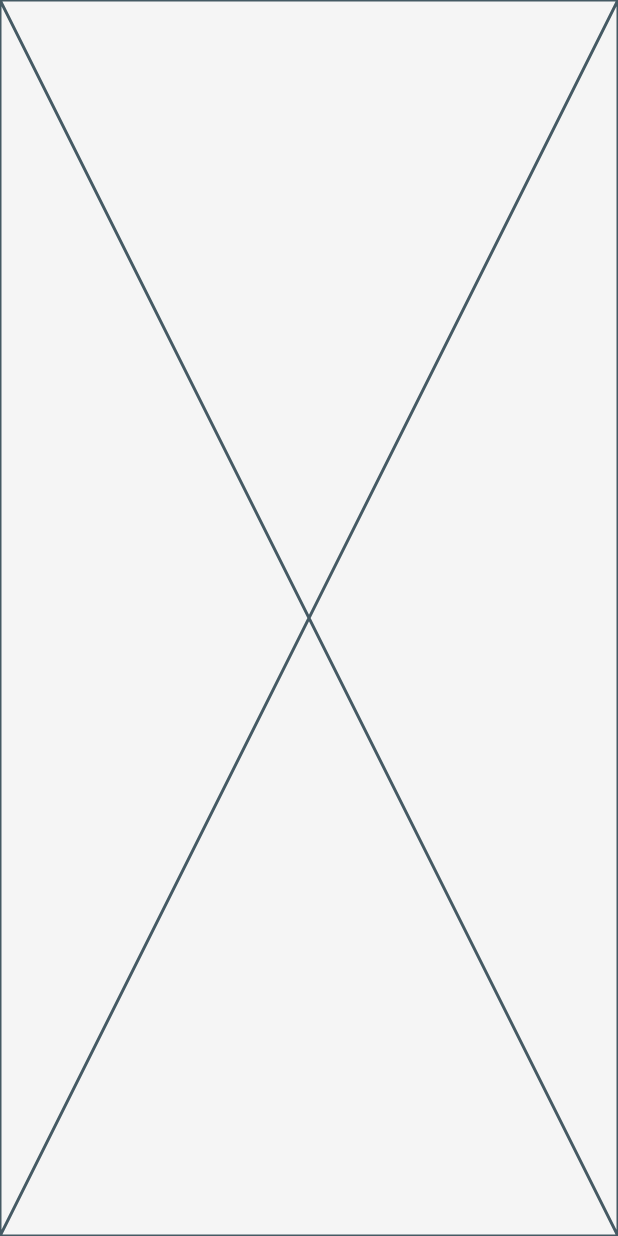
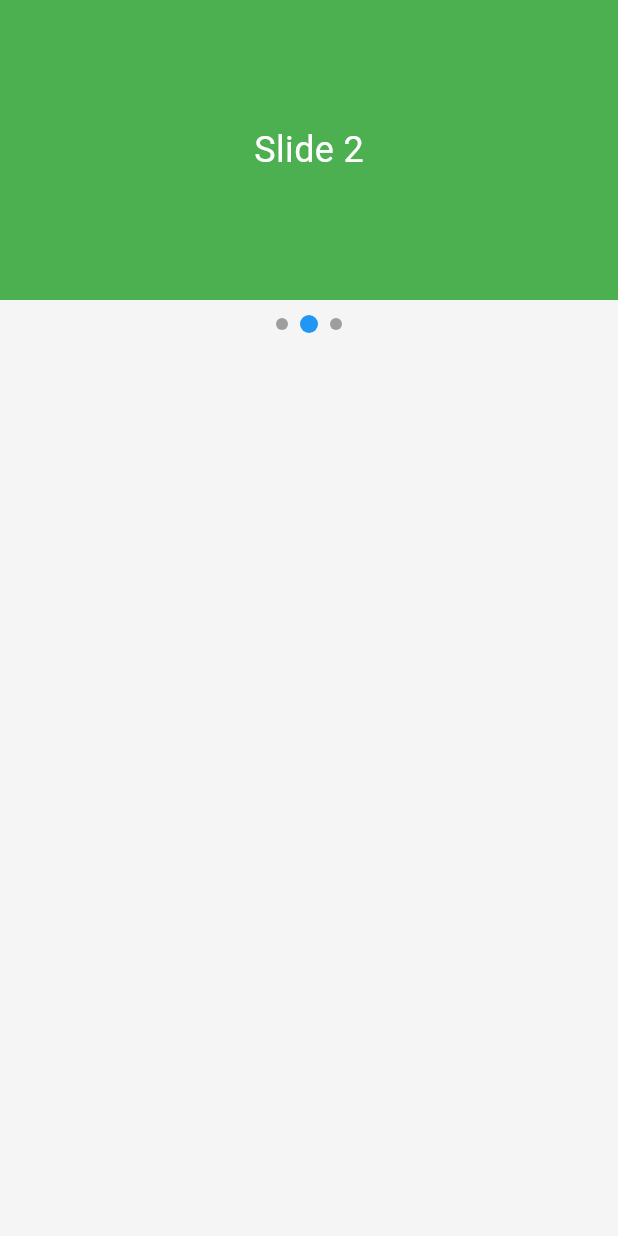
Before and after one commit to CodeSignificant/errorfit_frontend, a Flutter app: the screen it shows after launch, on a phone screen of 412 x 824 dp. Run offline on Flutter 3.47's test engine with Material 3 defaults, Android fonts, the phone set to English and light mode, and no system bars; our stand-ins replace cached_network_image, device_info_plus, flutter_dotenv, flutter_svg, get, lottie and 3 more; Roboto replaces fonts that are missing (Poppins).

Commit message:
lap-battery issue

```diff
--- a/lib/config/api/api_sheet.dart
+++ b/lib/core/network/api/api_sheet.dart
@@ -1,5 +1,4 @@
-import '../environments/config.dart';
-
+import '../../../config/environments/config.dart';
 class ApiSheet {
   static final auth = AuthApi();
 }
--- /dev/null
+++ b/lib/core/network/repo/auth/auth_repo.dart
@@ -0,0 +1 @@
+import 'package:flutter/material.dart';
--- /dev/null
+++ b/lib/core/widgets/my_carousel.dart
@@ -0,0 +1,86 @@
+import 'dart:async';
+import 'package:flutter/material.dart';
+
+class MyCarousel extends StatefulWidget {
+  final List<Widget> items;
+  final Duration autoScrollDuration;
+  final double height;
+
+  const MyCarousel({
+    super.key,
+    required this.items,
+    this.autoScrollDuration = const Duration(seconds: 3),
+    this.height = 200,
+  });
+
+  @override
+  State<MyCarousel> createState() => _MyCarouselState();
+}
+
+class _MyCarouselState extends State<MyCarousel> {
+  late final Timer _timer;
+  int _currentIndex = 0;
+
+  @override
+  void initState() {
+    super.initState();
+    _startAutoScroll();
+  }
+
+  void _startAutoScroll() {
+    _timer = Timer.periodic(widget.autoScrollDuration, (_) {
+      setState(() {
+        _currentIndex = (_currentIndex + 1) % widget.items.length;
+      });
+    });
+  }
+
+  void _goToPage(int index) {
+    setState(() {
+      _currentIndex = index;
+    });
+  }
+
+  @override
+  void dispose() {
+    _timer.cancel();
+    super.dispose();
+  }
+
+  @override
+  Widget build(BuildContext context) {
+    return Column(
+      children: [
+        AnimatedSwitcher(
+          duration: const Duration(milliseconds: 500),
+          child: SizedBox(
+            key: ValueKey(_currentIndex),
+            height: widget.height,
+            width: double.infinity,
+            child: widget.items[_currentIndex],
+          ),
+        ),
+        const SizedBox(height: 10),
+        Row(
+          mainAxisAlignment: MainAxisAlignment.center,
+          children: List.generate(widget.items.length, (index) {
+            final isActive = index == _currentIndex;
+            return GestureDetector(
+              onTap: () => _goToPage(index),
+              child: AnimatedContainer(
+                duration: const Duration(milliseconds: 300),
+                margin: const EdgeInsets.symmetric(horizontal: 4),
+                width: isActive ? 12 : 8,
+                height: isActive ? 12 : 8,
+                decoration: BoxDecoration(
+                  shape: BoxShape.circle,
+                  color: isActive ? Colors.blue : Colors.grey,
+                ),
+              ),
+            );
+          }),
+        ),
+      ],
+    );
+  }
+}
--- a/lib/features/home/landing/landing_mobile.dart
+++ b/lib/features/home/landing/landing_mobile.dart
@@ -1,5 +1,7 @@
 import 'package:error_fit/features/home/landing/landing_controller.dart';
 import 'package:flutter/material.dart';
+
+import '../../../core/widgets/my_carousel.dart';
 
 class LandingMobile extends StatefulWidget {
   final LandingController control;
@@ -12,6 +14,24 @@ class LandingMobile extends StatefulWidget {
 class _LandingMobileState extends State<LandingMobile> {
   @override
   Widget build(BuildContext context) {
-    return const Placeholder();
+    return Column(
+      crossAxisAlignment: CrossAxisAlignment.stretch,
+      children: [
+        MyCarousel(
+          autoScrollDuration: Duration(seconds: 4),
+          items: [
+            ColoredBox(color: Colors.red,
+                child: Center(child: Text("Slide 1",
+                    style: TextStyle(color: Colors.white, fontSize: 24)))),
+            ColoredBox(color: Colors.green,
+                child: Center(child: Text("Slide 2",
+                    style: TextStyle(color: Colors.white, fontSize: 24)))),
+            ColoredBox(color: Colors.blue,
+                child: Center(child: Text("Slide 3",
+                    style: TextStyle(color: Colors.white, fontSize: 24)))),
+          ],
+        ),
+      ],
+    );
   }
 }
```
Also changed, not shown: lib/config/storage/storage.dart (added, +24 -0 lines), lib/config/storage/storage_room.dart (added, +45 -0 lines), lib/core/network/api/secure_call.dart (renamed from lib/config/api/secure_call.dart, +3 -4 lines), lib/core/widgets/camera_capture_sheet.dart (deleted, +0 -220 lines), lib/core/widgets/carousel.dart (deleted, +0 -143 lines), lib/core/widgets/my_video_player.dart (deleted, +0 -55 lines), lib/features/search/main/search_section.dart (added, +15 -0 lines), lib/features/search/main/search_control.dart (added).
